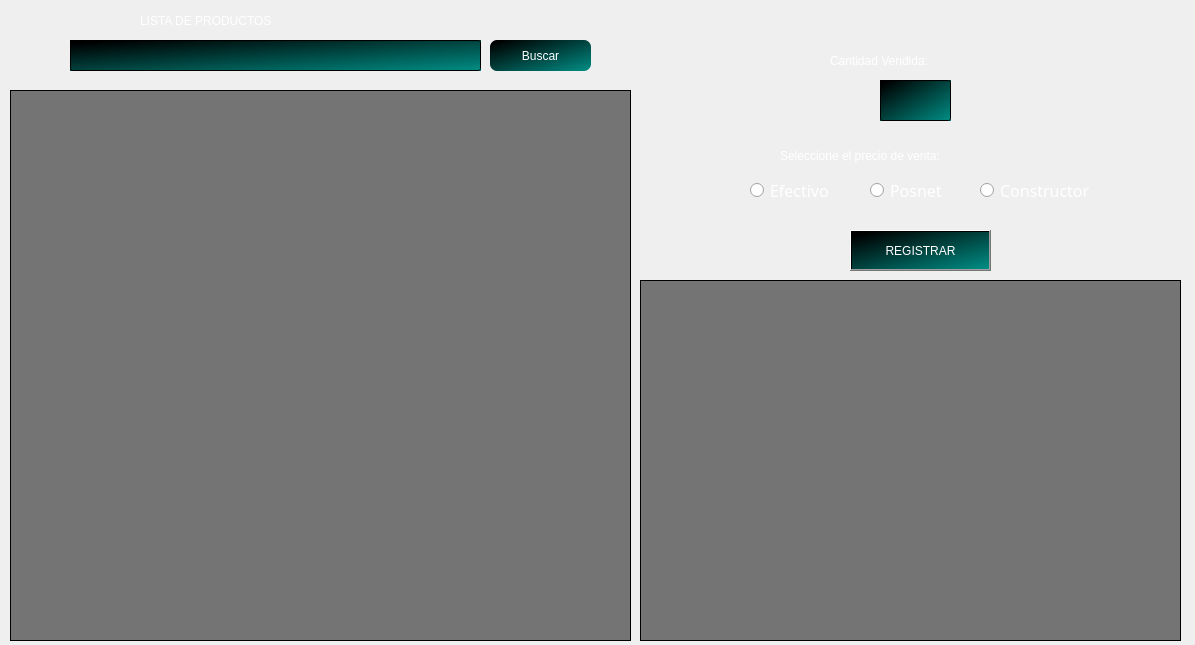
Above: ventanas/registrar_ventas_vendedor.ui from LautaroRomero21/Proyecto-CRUD-para-empresa-chica before the change. Below: the same form after it.
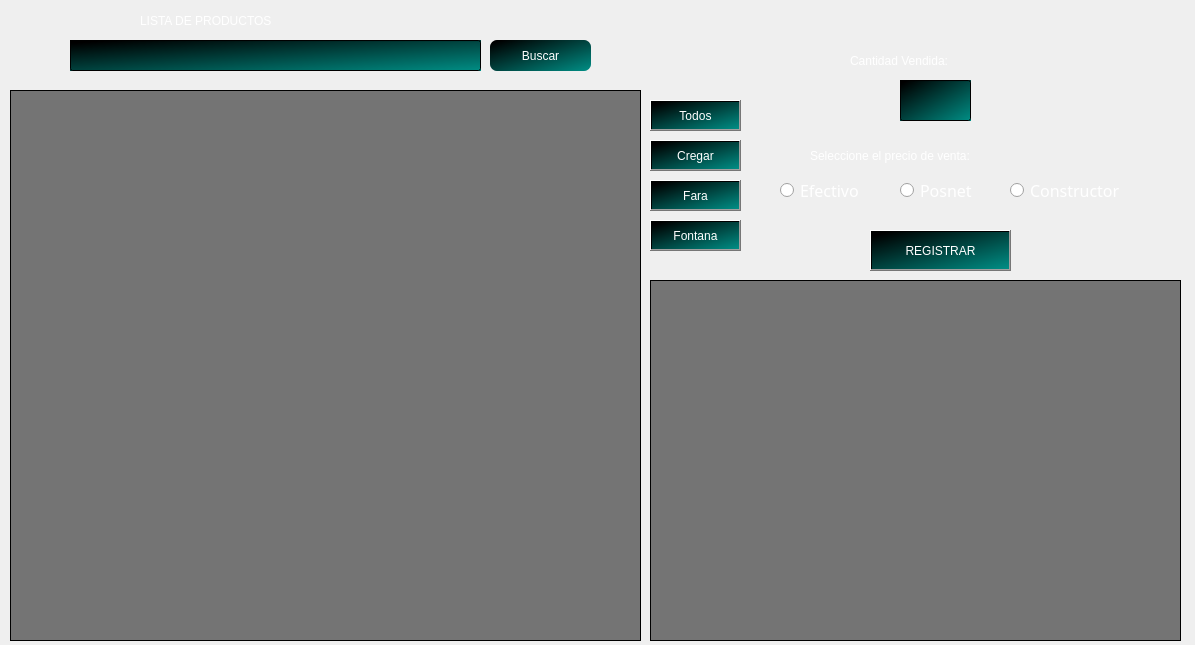
That is the form after the change. Icons and pictures are not drawn.

The edit to the form file:
```diff
--- a/ventanas/registrar_ventas_vendedor.ui
+++ b/ventanas/registrar_ventas_vendedor.ui
@@ -92,6 +92,7 @@
 QHeaderView::section {
 color: #000;
 border: 1px solid #000;
+font-size:5px;
 }
 QTreeView::item {
 color: #fff;
@@ -100,7 +101,7 @@
    <widget class="QLabel" name="label_5">
     <property name="geometry">
      <rect>
-      <x>830</x>
+      <x>850</x>
       <y>50</y>
       <width>161</width>
       <height>21</height>
@@ -119,9 +120,9 @@
    <widget class="QLabel" name="label_cantidad_invalida">
     <property name="geometry">
      <rect>
-      <x>690</x>
+      <x>760</x>
       <y>120</y>
-      <width>451</width>
+      <width>351</width>
       <height>31</height>
      </rect>
     </property>
@@ -141,7 +142,7 @@
    <widget class="QLabel" name="label_6">
     <property name="geometry">
      <rect>
-      <x>780</x>
+      <x>810</x>
       <y>140</y>
       <width>261</width>
       <height>31</height>
@@ -160,7 +161,7 @@
    <widget class="QRadioButton" name="eleccion_efectivo">
     <property name="geometry">
      <rect>
-      <x>750</x>
+      <x>780</x>
       <y>180</y>
       <width>91</width>
       <height>21</height>
@@ -185,7 +186,7 @@
    <widget class="QLineEdit" name="input_cantidad_vendida">
     <property name="geometry">
      <rect>
-      <x>880</x>
+      <x>900</x>
       <y>80</y>
       <width>71</width>
       <height>41</height>
@@ -215,7 +216,7 @@
      <rect>
       <x>10</x>
       <y>90</y>
-      <width>621</width>
+      <width>631</width>
       <height>551</height>
      </rect>
     </property>
@@ -234,7 +235,7 @@
    <widget class="QRadioButton" name="eleccion_posnet">
     <property name="geometry">
      <rect>
-      <x>870</x>
+      <x>900</x>
       <y>170</y>
       <width>81</width>
       <height>41</height>
@@ -259,7 +260,7 @@
    <widget class="QPushButton" name="boton_registrar_venta">
     <property name="geometry">
      <rect>
-      <x>850</x>
+      <x>870</x>
       <y>230</y>
       <width>141</width>
       <height>41</height>
@@ -278,9 +279,9 @@
    <widget class="QLabel" name="label_tipo_pago_no_elegido">
     <property name="geometry">
      <rect>
-      <x>690</x>
+      <x>780</x>
       <y>200</y>
-      <width>451</width>
+      <width>321</width>
       <height>21</height>
      </rect>
     </property>
@@ -299,9 +300,9 @@
    <widget class="QTreeView" name="treeview_ventas">
     <property name="geometry">
      <rect>
-      <x>640</x>
+      <x>650</x>
       <y>280</y>
-      <width>541</width>
+      <width>531</width>
       <height>361</height>
      </rect>
     </property>
@@ -394,7 +395,7 @@
    <widget class="QRadioButton" name="eleccion_constructor">
     <property name="geometry">
      <rect>
-      <x>980</x>
+      <x>1010</x>
       <y>170</y>
       <width>111</width>
       <height>41</height>
@@ -416,6 +417,82 @@
      <string>Constructor</string>
     </property>
    </widget>
+   <widget class="QPushButton" name="boton_todos">
+    <property name="geometry">
+     <rect>
+      <x>650</x>
+      <y>100</y>
+      <width>91</width>
+      <height>31</height>
+     </rect>
+    </property>
+    <property name="cursor">
+     <cursorShape>PointingHandCursor</cursorShape>
+    </property>
+    <property name="styleSheet">
+     <string notr="true"/>
+    </property>
+    <property name="text">
+     <string>Todos</string>
+    </property>
+   </widget>
+   <widget class="QPushButton" name="boton_cregar">
+    <property name="geometry">
+     <rect>
+      <x>650</x>
+      <y>140</y>
+      <width>91</width>
+      <height>31</height>
+     </rect>
+    </property>
+    <property name="cursor">
+     <cursorShape>PointingHandCursor</cursorShape>
+    </property>
+    <property name="styleSheet">
+     <string notr="true"/>
+    </property>
+    <property name="text">
+     <string>Cregar</string>
+    </property>
+   </widget>
+   <widget class="QPushButton" name="boton_fara">
+    <property name="geometry">
+     <rect>
+      <x>650</x>
+      <y>180</y>
+      <width>91</width>
+      <height>31</height>
+     </rect>
+    </property>
+    <property name="cursor">
+     <cursorShape>PointingHandCursor</cursorShape>
+    </property>
+    <property name="styleSheet">
+     <string notr="true"/>
+    </property>
+    <property name="text">
+     <string>Fara</string>
+    </property>
+   </widget>
+   <widget class="QPushButton" name="boton_fontana">
+    <property name="geometry">
+     <rect>
+      <x>650</x>
+      <y>220</y>
+      <width>91</width>
+      <height>31</height>
+     </rect>
+    </property>
+    <property name="cursor">
+     <cursorShape>PointingHandCursor</cursorShape>
+    </property>
+    <property name="styleSheet">
+     <string notr="true"/>
+    </property>
+    <property name="text">
+     <string>Fontana</string>
+    </property>
+   </widget>
   </widget>
  </widget>
  <resources>
```
